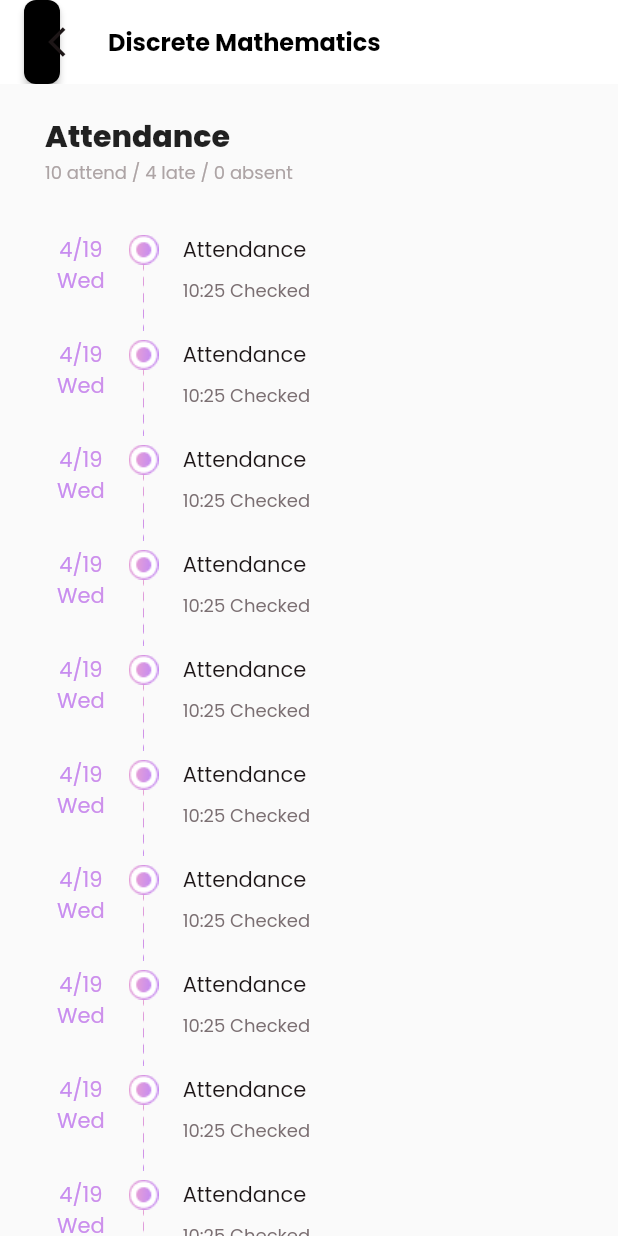
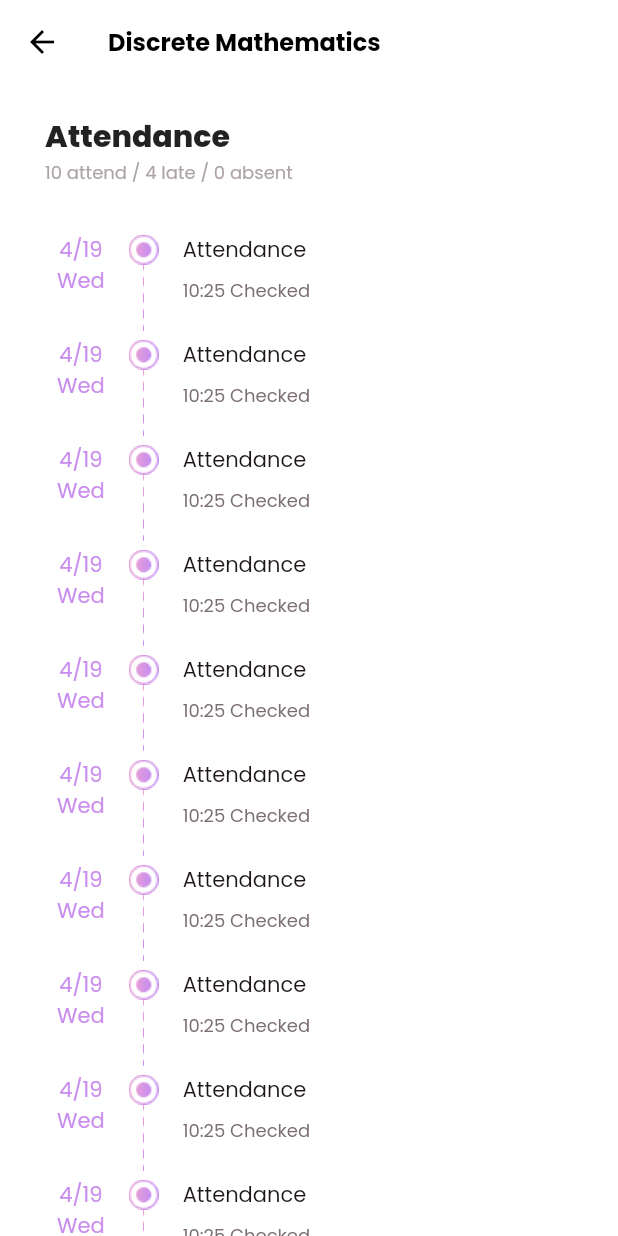
Before and after one commit to y00njaekim/gdsc-gist-2023-hackathon, a Flutter app: the screen it shows after launch, on a phone screen of 412 x 824 dp. Run offline on Flutter 3.47's test engine with Material 2 defaults, Android fonts, the phone set to English and light mode, and no system bars; our stand-ins replace device_info_plus, dio, flutter_riverpod, freezed_annotation, geolocator, shared_preferences; missing offline and left inert: network_info_plus; project files that could hold a hidden picture were left out.

Commit message:
Feat: 디테일 출석 화면 뒤로가기 버튼 수정

```diff
--- a/lib/screens/detail_attendance_screen.dart
+++ b/lib/screens/detail_attendance_screen.dart
@@ -24,24 +24,8 @@ class DetailAttendanceScreenState
   Widget build(BuildContext context) {
     return Scaffold(
       appBar: AppBar(
-        leading: Container(
-          margin: const EdgeInsets.symmetric(horizontal: 16.0),
-          child: ElevatedButton(
-            onPressed: () {
-              Navigator.pop(context);
-            },
-            style: TextButton.styleFrom(
-              backgroundColor: Colors.black,
-              // backgroundColor: const Color(0xffF7F8F8),
-              shape: RoundedRectangleBorder(
-                borderRadius: BorderRadius.circular(8.0),
-              ),
-            ),
-            child: const Icon(
-              Icons.arrow_back_ios,
-              color: Color(0xff1D1617),
-            ),
-          ),
+        leading: const BackButton(
+          color: Colors.black,
         ),
         elevation: 0,
         backgroundColor: Colors.white,
@@ -56,7 +40,9 @@ class DetailAttendanceScreenState
       ),
       body: SingleChildScrollView(
         scrollDirection: Axis.vertical,
-        child: Center(
+        child: Container(
+          alignment: Alignment.center,
+          color: Colors.white,
           child: SizedBox(
             width: MediaQuery.of(context).size.width - 60,
             child: Container(
```
